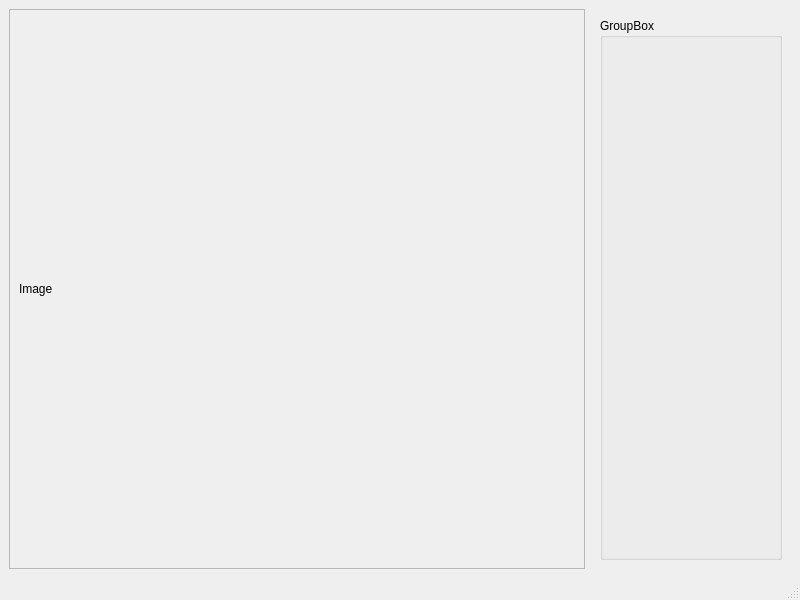
This is gui/fitsviewer/fitsviewerwindow.ui in AndreasFMueller/AstroPhotography as Qt 5 draws it before an edit. The edited form follows.
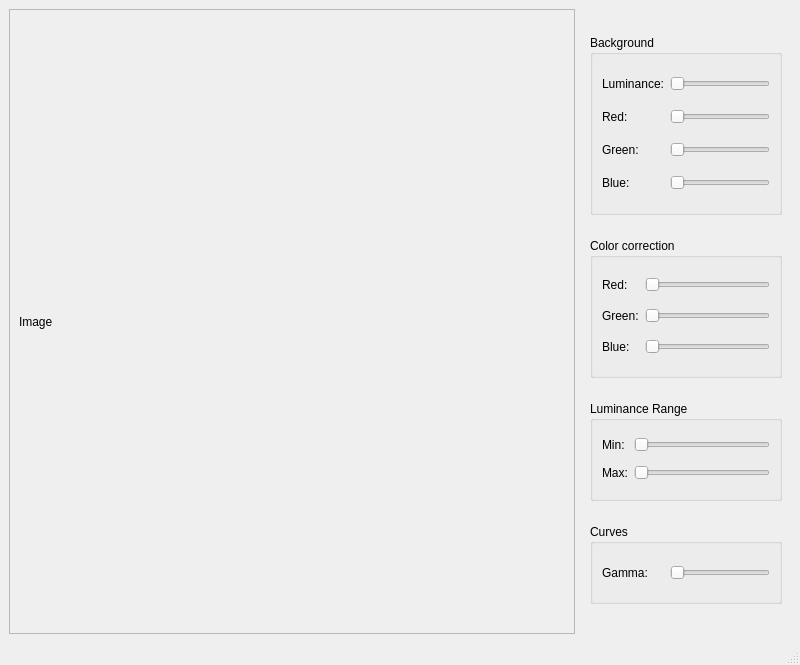
This is the edited form.

Commit message: add background estimation stuff

The edit to the form file:
```diff
--- a/gui/fitsviewer/fitsviewerwindow.ui
+++ b/gui/fitsviewer/fitsviewerwindow.ui
@@ -7,7 +7,7 @@
     <x>0</x>
     <y>0</y>
     <width>800</width>
-    <height>600</height>
+    <height>665</height>
    </rect>
   </property>
   <property name="windowTitle">
@@ -25,8 +25,8 @@
         <rect>
          <x>0</x>
          <y>0</y>
-         <width>564</width>
-         <height>531</height>
+         <width>554</width>
+         <height>596</height>
         </rect>
        </property>
        <property name="layoutDirection">
@@ -55,12 +55,238 @@
         <height>0</height>
        </size>
       </property>
+      <property name="maximumSize">
+       <size>
+        <width>210</width>
+        <height>16777215</height>
+       </size>
+      </property>
       <layout class="QVBoxLayout" name="verticalLayout">
        <item>
-        <widget class="QGroupBox" name="groupBox">
+        <widget class="QGroupBox" name="backgroundGroupBox">
+         <property name="maximumSize">
+          <size>
+           <width>16777215</width>
+           <height>180</height>
+          </size>
+         </property>
          <property name="title">
-          <string>GroupBox</string>
+          <string>Background</string>
          </property>
+         <layout class="QGridLayout" name="gridLayout_3">
+          <item row="1" column="1">
+           <widget class="QSlider" name="backgroundRedSlider">
+            <property name="orientation">
+             <enum>Qt::Horizontal</enum>
+            </property>
+           </widget>
+          </item>
+          <item row="1" column="0">
+           <widget class="QLabel" name="backgroundRedLabel">
+            <property name="text">
+             <string>Red:</string>
+            </property>
+           </widget>
+          </item>
+          <item row="2" column="1">
+           <widget class="QSlider" name="backgroundGreenSlider">
+            <property name="orientation">
+             <enum>Qt::Horizontal</enum>
+            </property>
+           </widget>
+          </item>
+          <item row="3" column="1">
+           <widget class="QSlider" name="backgroundBlueSlider">
+            <property name="orientation">
+             <enum>Qt::Horizontal</enum>
+            </property>
+           </widget>
+          </item>
+          <item row="2" column="0">
+           <widget class="QLabel" name="backgroundGreenLabel">
+            <property name="text">
+             <string>Green:</string>
+            </property>
+           </widget>
+          </item>
+          <item row="3" column="0">
+           <widget class="QLabel" name="backgroundBlueLabel">
+            <property name="text">
+             <string>Blue:</string>
+            </property>
+           </widget>
+          </item>
+          <item row="0" column="0">
+           <widget class="QLabel" name="backgroundLuminanceLabel">
+            <property name="text">
+             <string>Luminance:</string>
+            </property>
+           </widget>
+          </item>
+          <item row="0" column="1">
+           <widget class="QSlider" name="backgroundLuminanceSlider">
+            <property name="orientation">
+             <enum>Qt::Horizontal</enum>
+            </property>
+           </widget>
+          </item>
+         </layout>
+        </widget>
+       </item>
+       <item>
+        <widget class="QGroupBox" name="currectionGroupBox">
+         <property name="maximumSize">
+          <size>
+           <width>200</width>
+           <height>140</height>
+          </size>
+         </property>
+         <property name="title">
+          <string>Color correction</string>
+         </property>
+         <layout class="QGridLayout" name="gridLayout">
+          <item row="2" column="0">
+           <widget class="QLabel" name="correctionBlueLabel">
+            <property name="text">
+             <string>Blue:</string>
+            </property>
+           </widget>
+          </item>
+          <item row="1" column="2">
+           <widget class="QSlider" name="correctionGreenSlider">
+            <property name="maximumSize">
+             <size>
+              <width>16777215</width>
+              <height>16777215</height>
+             </size>
+            </property>
+            <property name="orientation">
+             <enum>Qt::Horizontal</enum>
+            </property>
+           </widget>
+          </item>
+          <item row="0" column="2">
+           <widget class="QSlider" name="correctionRedSlider">
+            <property name="maximumSize">
+             <size>
+              <width>16777215</width>
+              <height>16777215</height>
+             </size>
+            </property>
+            <property name="orientation">
+             <enum>Qt::Horizontal</enum>
+            </property>
+           </widget>
+          </item>
+          <item row="2" column="2">
+           <widget class="QSlider" name="correctionBlueSlider">
+            <property name="maximumSize">
+             <size>
+              <width>16777215</width>
+              <height>16777215</height>
+             </size>
+            </property>
+            <property name="orientation">
+             <enum>Qt::Horizontal</enum>
+            </property>
+           </widget>
+          </item>
+          <item row="1" column="0">
+           <widget class="QLabel" name="correctionGreenLabel">
+            <property name="text">
+             <string>Green:</string>
+            </property>
+           </widget>
+          </item>
+          <item row="0" column="0">
+           <widget class="QLabel" name="correctionRedLabel">
+            <property name="text">
+             <string>Red:</string>
+            </property>
+           </widget>
+          </item>
+         </layout>
+        </widget>
+       </item>
+       <item>
+        <widget class="QGroupBox" name="luminanceRangeBox">
+         <property name="maximumSize">
+          <size>
+           <width>16777215</width>
+           <height>100</height>
+          </size>
+         </property>
+         <property name="title">
+          <string>Luminance Range</string>
+         </property>
+         <layout class="QGridLayout" name="gridLayout_4">
+          <item row="0" column="0">
+           <widget class="QLabel" name="minLabel">
+            <property name="text">
+             <string>Min:</string>
+            </property>
+           </widget>
+          </item>
+          <item row="0" column="1">
+           <widget class="QSlider" name="minSlider">
+            <property name="orientation">
+             <enum>Qt::Horizontal</enum>
+            </property>
+           </widget>
+          </item>
+          <item row="1" column="0">
+           <widget class="QLabel" name="maxLabel">
+            <property name="text">
+             <string>Max:</string>
+            </property>
+           </widget>
+          </item>
+          <item row="1" column="1">
+           <widget class="QSlider" name="maxSlider">
+            <property name="orientation">
+             <enum>Qt::Horizontal</enum>
+            </property>
+           </widget>
+          </item>
+         </layout>
+        </widget>
+       </item>
+       <item>
+        <widget class="QGroupBox" name="curvesGroupBox">
+         <property name="maximumSize">
+          <size>
+           <width>1677215</width>
+           <height>80</height>
+          </size>
+         </property>
+         <property name="title">
+          <string>Curves</string>
+         </property>
+         <layout class="QGridLayout" name="gridLayout_2">
+          <item row="0" column="0">
+           <widget class="QLabel" name="gammaLabel">
+            <property name="text">
+             <string>Gamma:</string>
+            </property>
+           </widget>
+          </item>
+          <item row="0" column="1">
+           <widget class="QSlider" name="gammaSlider">
+            <property name="maximumSize">
+             <size>
+              <width>100</width>
+              <height>16777215</height>
+             </size>
+            </property>
+            <property name="orientation">
+             <enum>Qt::Horizontal</enum>
+            </property>
+           </widget>
+          </item>
+         </layout>
+         <zorder>currectionGroupBox</zorder>
+         <zorder>gammaLabel</zorder>
+         <zorder>gammaSlider</zorder>
         </widget>
        </item>
       </layout>
```
The commit also changes 14 other files.
